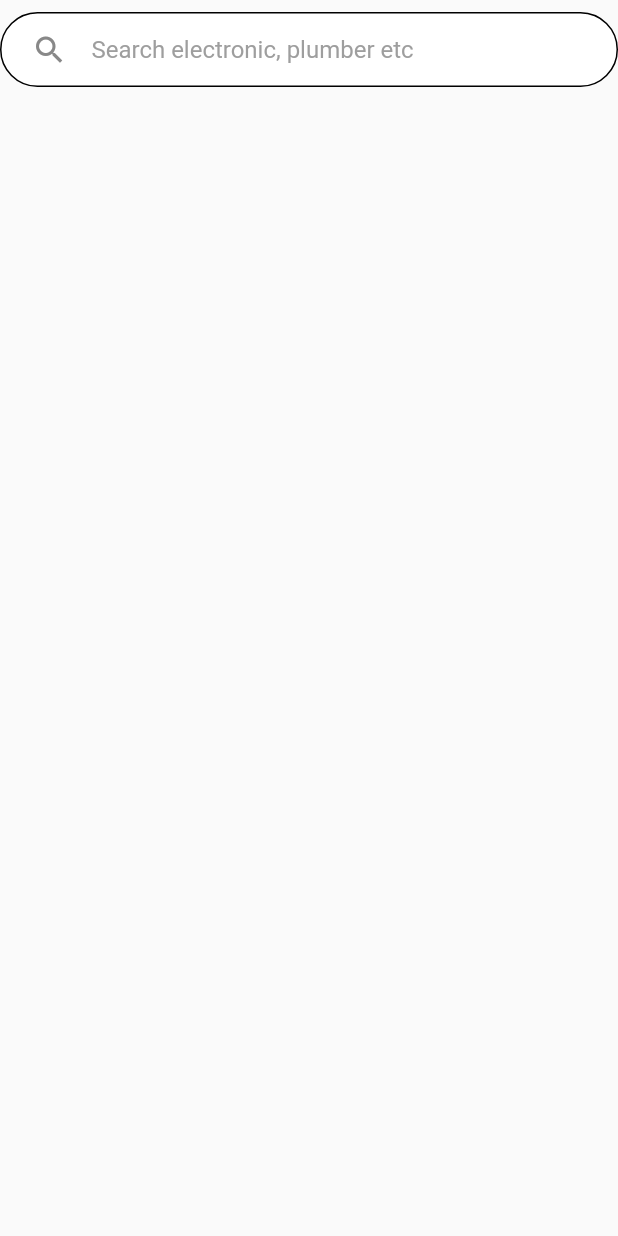
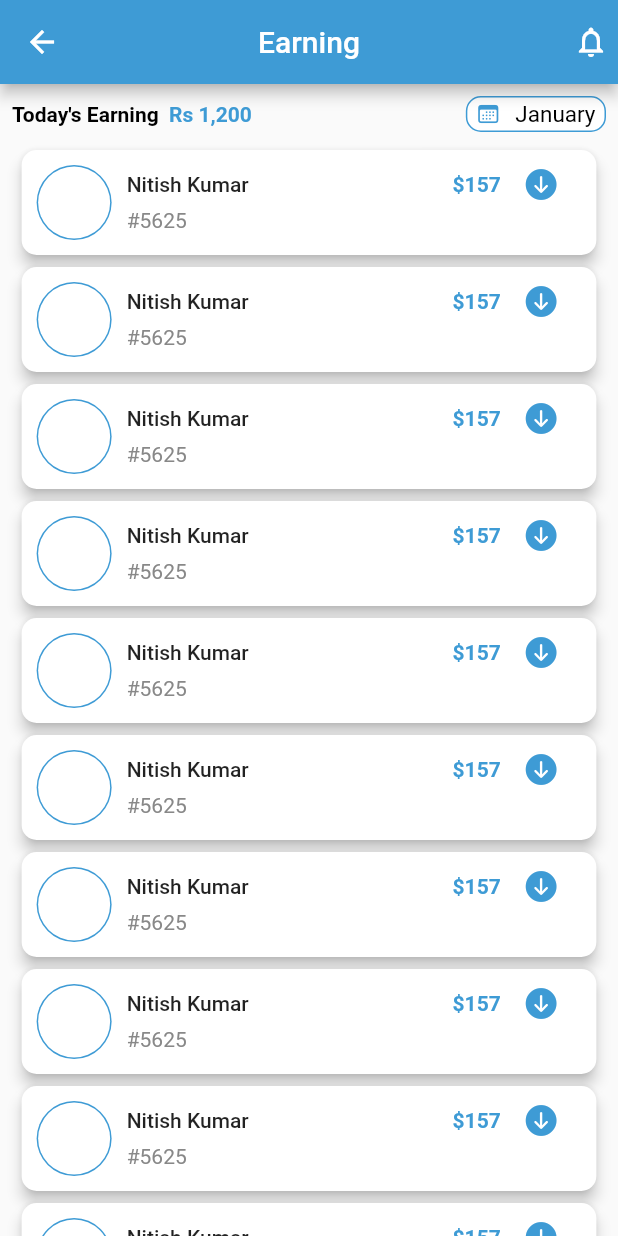
Before and after one commit to KiranYaduvanshi/kkary_vendor_service, a Flutter app: the screen it shows after launch, on a phone screen of 412 x 824 dp. Run offline on Flutter 3.47's test engine with Material 2 defaults, Android fonts, the light colour scheme and no system bars; our stand-ins replace get, velocity_x.

Commit message:
8 March 2022 10:20

```diff
--- a/lib/modules/services_vendor/views/IntroScreens/Register/partner.dart
+++ b/lib/modules/services_vendor/views/IntroScreens/Register/partner.dart
@@ -21,7 +21,7 @@ class _PartnerState extends State<Partner> {
       backgroundColor: Colors.white,
       body: Column(
         children: [
-          CommonoWidgets.linearProgressIndicator(
+          CommonWidgets.linearProgressIndicator(
                   text: "Few more steps to start your earning", value: 0.2)
               .py(16),
           SingleChildScrollView(
--- a/lib/modules/services_vendor/views/IntroScreens/work/work.dart
+++ b/lib/modules/services_vendor/views/IntroScreens/work/work.dart
@@ -1,4 +1,3 @@
-import 'package:flutter/cupertino.dart';
 import 'package:flutter/material.dart';
 import 'package:get/get.dart';
 import 'package:kkary_vendors/common_widgets/linear_progress_indicator.dart';
@@ -18,7 +17,7 @@ class WorkClass extends StatelessWidget {
         body: Column(
           crossAxisAlignment: CrossAxisAlignment.start,
           children: [
-            ProgressIndecators.linearProgressIndicator(
+            CommonWidgets.linearProgressIndicator(
                     text: "Almost Done!", value: 0.35)
                 .py(16),
             "Tell us about your work".text.size(20).bold.make().px(10).py(8),
--- a/lib/modules/services_vendor/views/Register/work_do.dart
+++ b/lib/modules/services_vendor/views/Register/work_do.dart
@@ -2,12 +2,12 @@ import 'package:flutter/material.dart';
 import 'package:kkary_vendors/common_widgets/linear_progress_indicator.dart';
 
 class WorkDo extends StatelessWidget {
-  const WorkDo({Key? key}) : super(key: key);
+   WorkDo({Key? key}) : super(key: key);
 
   @override
   Widget build(BuildContext context) {
     return Scaffold(
-      body: CommonoWidgets.search(title: "Search electronic, plumber etc"),
+      body: CommonWidgets.search(title: "Search electronic, plumber etc"),
     );
   }
 }
--- a/lib/modules/services_vendor/views/location/location.dart
+++ b/lib/modules/services_vendor/views/location/location.dart
@@ -25,10 +25,10 @@ class LocationClass extends StatelessWidget {
       body: Column(
         crossAxisAlignment: CrossAxisAlignment.start,
         children: [
-          ProgressIndecators.linearProgressIndicator(
+          CommonWidgets.linearProgressIndicator(
                   text: "Last Step!", value: 0.35)
               .py(16),
-          "${AppStrings.location}".text.size(20).bold.make().px(10).py(8),
+          AppStrings.location.text.size(20).bold.make().px(10).py(8),
           Container(
             width: 80,
             height: 2,
--- /dev/null
+++ b/lib/modules/views/earning_page.dart
@@ -0,0 +1,141 @@
+import 'package:flutter/cupertino.dart';
+import 'package:flutter/material.dart';
+import 'package:kkary_vendors/utils/app_colors.dart';
+import 'package:velocity_x/velocity_x.dart';
+import 'package:get/get.dart';
+class EarningPage extends StatelessWidget {
+  const EarningPage({Key? key}) : super(key: key);
+
+  @override
+  Widget build(BuildContext context) {
+    String totalEarning = "1,200";
+    return Scaffold(
+      appBar: AppBar(
+        title: "Earning".text.make(),
+        centerTitle: true,
+        backgroundColor: AppColors.blueLight,
+        leading: const Icon(Icons.arrow_back),
+        actions: [const Icon(Icons.notifications_none_outlined).px(6)],
+      ),
+      body: Column(
+        children: [
+          Row(
+            mainAxisAlignment: MainAxisAlignment.spaceBetween,
+            children: [
+              Row(
+                children: [
+                  "Today's Earning  ".text.semiBold.black.make(),
+                  "Rs $totalEarning"
+                      .text
+                      .semiBold
+                      .color(AppColors.blueLight)
+                      .make(),
+                ],
+              ),
+              Container(
+                decoration: BoxDecoration(
+                  color: AppColors.white,
+                  border: Border.all(
+                    width: 1.0,
+                    color: AppColors.blueLight,
+                  ),
+                  borderRadius: BorderRadius.circular(10),
+                ),
+                child: Row(
+                  children: [
+                    const Icon(
+                      CupertinoIcons.calendar,
+                      color: AppColors.blueLight,
+                      size: 16,
+                    ),
+                    const SizedBox(
+                      width: 10,
+                    ),
+                    "January".text.size(15).black.make(),
+                  ],
+                ).px(6).py(2),
+              )
+            ],
+          ).py8().px(8),
+
+
+              SingleChildScrollView(
+                child: Column(
+                  children: [
+                    for(int i = 0;i<10;i++)
+                    items(
+                      context: context,
+                      image: "",
+                      amount: "157",
+                      name: "Nitish Kumar",
+                      hashTag: "#5625",
+                    )
+                  ],
+                ),
+              ),
+
+        ],
+      ),
+    );
+  }
+
+  Widget items({
+    required BuildContext context,
+    required String image,
+    required String amount,
+    required String name,
+    required String hashTag,
+  }) {
+    return Card(
+      elevation: 4,
+      shape: RoundedRectangleBorder(
+        borderRadius: BorderRadius.circular(10.0),
+      ),
+      child: SizedBox(
+        width: MediaQuery.of(context).size.width * .93,
+        child: Row(
+          children: [
+            Row(
+              children: [
+                const CircleAvatar(
+                  radius: 25,
+                  backgroundColor: AppColors.blueLight,
+                  child: CircleAvatar(
+                      radius: 24, backgroundColor: AppColors.white),
+                ).py(10).px(10),
+                Column(
+                  crossAxisAlignment: CrossAxisAlignment.start,
+                  children: [
+                    SizedBox(
+                      width: Get.width*.7,
+                      child: Row(
+                        mainAxisAlignment: MainAxisAlignment.spaceBetween,
+                        children: [
+                          name.text.fontWeight(FontWeight.w500).make(),
+                          Row(
+                            children: [
+                              "\$$amount".text.semiBold.color(AppColors.blueLight).make(),
+                              const SizedBox(
+                                width: 15,
+                              ),
+                              const Icon(
+                                CupertinoIcons.arrow_down_circle_fill,
+                                color: AppColors.blueLight,
+                              )
+                            ],
+                          ),
+                        ],
+                      ),
+                    ),
+                    hashTag.text.color(AppColors.grayDark).make().py(4),
+                  ],
+                )
+              ],
+            ),
+
+          ],
+        ),
+      ),
+    );
+  }
+}
--- a/lib/routes/app_pages.dart
+++ b/lib/routes/app_pages.dart
@@ -1,18 +1,19 @@
 import 'package:get/get.dart';
-import 'package:kkary_vendors/modules/services_vendor/views/Register/work_do.dart';
 import 'package:kkary_vendors/modules/services_vendor/views/IntroScreens/Register/partner.dart';
 import 'package:kkary_vendors/modules/services_vendor/views/IntroScreens/hours.dart';
 import 'package:kkary_vendors/modules/services_vendor/views/IntroScreens/work/work.dart';
+import 'package:kkary_vendors/modules/services_vendor/views/Register/work_do.dart';
 import 'package:kkary_vendors/modules/services_vendor/views/location/location.dart';
 import 'package:kkary_vendors/modules/services_vendor/views/where_live/whereLive.dart';
 import 'package:kkary_vendors/modules/services_vendor/views/work_do/wordDo.dart';
+import 'package:kkary_vendors/modules/views/earning_page.dart';
+import 'package:kkary_vendors/modules/views/home.dart';
 import 'package:kkary_vendors/routes/app_routes.dart';
 import 'package:kkary_vendors/utils/bindings/hours_binding.dart';
 
 class AppPages {
-  static const INITIAL = AppRoutes.workDoRegister;
+  static const INITIAL = AppRoutes.earnings;
 
-  //  static const INITIAL = Routes.WELCOME_CUSTOMER_SCREEN;
   static final routes = [
     GetPage(
       name: AppRoutes.partner,
@@ -20,15 +21,16 @@ class AppPages {
     ),
     GetPage(
       name: AppRoutes.workDoRegister,
-      page: () => const WorkDo(),
+      page: () => WorkDo(),
     ),
     GetPage(
       name: AppRoutes.hours,
-      page: () => HoursWidget(),
+      page: () => const HoursWidget(),
       binding: HoursBinding(),
     ),
     GetPage(
-      name: AppRoutes.yourWork,
+      name: AppRoutes
+          .yourWork, //  static const INITIAL = Routes.WELCOME_CUSTOMER_SCREEN;
       page: () => WorkClass(),
     ),
     GetPage(
@@ -43,5 +45,13 @@ class AppPages {
       name: AppRoutes.location,
       page: () => LocationClass(),
     ),
+    GetPage(
+      name: AppRoutes.home,
+      page: () =>const HomePage(),
+    ),
+    GetPage(
+      name: AppRoutes.earnings,
+      page: () =>const EarningPage(),
+    ),
   ];
 }
--- a/lib/routes/app_routes.dart
+++ b/lib/routes/app_routes.dart
@@ -8,4 +8,7 @@ class AppRoutes {
   static const workDo = '/WorkDoClass';
   static const whereLive = '/WhereLievClass';
   static const location = '/LocationClass';
+  static const home = '/homePage';
+  static const earnings = '/earnings';
+
 }
--- a/lib/utils/app_colors.dart
+++ b/lib/utils/app_colors.dart
@@ -9,6 +9,7 @@ class AppColors {
   static const Color gray = Color(0xFFF5F5F5);
   static const Color grayDark = Color(0xFF888888);
   static const Color white = Colors.white;
+  static const Color black = Colors.black;
 
   // Gradients
   static const LinearGradient gradientBlue = LinearGradient(
--- a/lib/utils/image_paths.dart
+++ b/lib/utils/image_paths.dart
@@ -3,4 +3,9 @@ class ImagePaths {
   static const String bigStar = "assets/images/ic_star_big.png";
   static const String smallStar = "assets/images/ic_star_small.png";
   static const String rupeeSymbolPath = "assets/images/ic_rupee_symbol.png";
+  static const String appLogo = "assets/images/img_app_logo.png";
+  static const String imgCloud = "assets/images/img_cloud_home.png";
+  static const String imgMainFrame = "assets/images/img_main_home.png";
+
+
 }
```
Also changed, not shown: lib/common_widgets/linear_progress_indicator.dart (+24 -2 lines), lib/modules/services_vendor/views/IntroScreens/hours.dart (+37 -20 lines), lib/modules/views/home.dart (added, +57 -0 lines), lib/utils/controllers/hours_controller.dart (+15 -2 lines), assets/images/img_cloud_home.png (added), assets/images/img_main_home.png (added).
